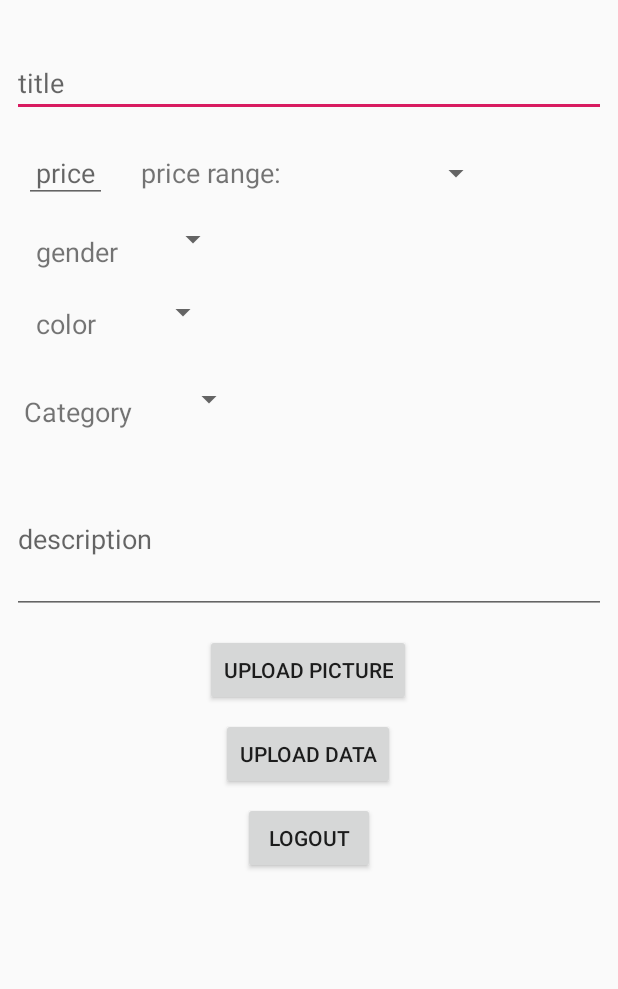
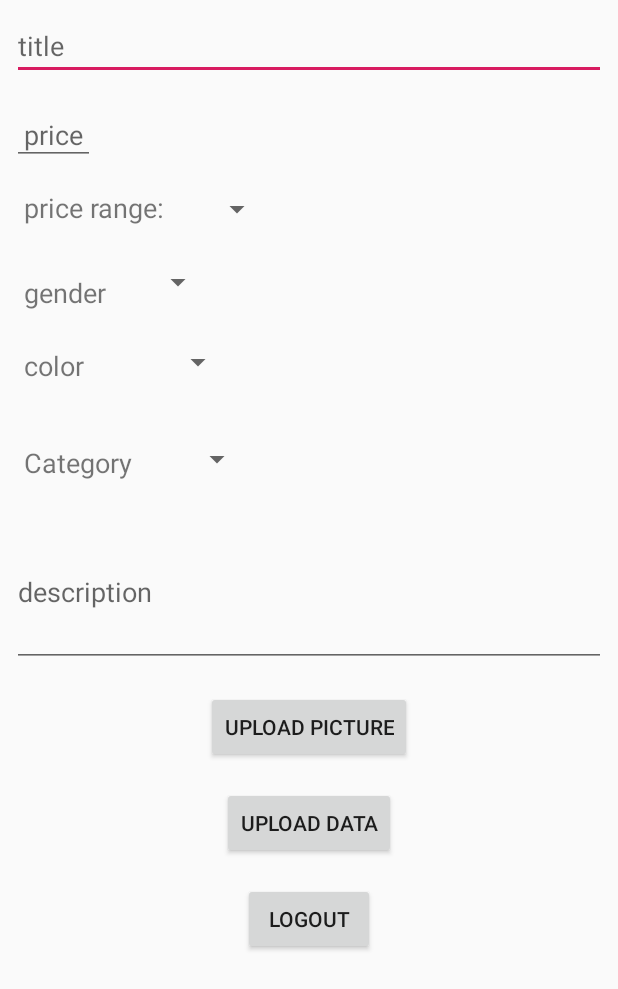
Before and after one commit to seif225/GiftShop, an Android app: the layout activity_admin.xml on its own in the app's theme, with its tools: preview values and no code run, on a phone screen of 412 x 824 dp. Shown: the top 989 px of the screen. Run offline under Robolectric (Android 15) with nearby library versions, the phone set to English and light mode, and no system bars.

Commit message:
turned constraint into relative

```diff
--- a/app/src/main/res/layout/activity_admin.xml
+++ b/app/src/main/res/layout/activity_admin.xml
@@ -7,7 +7,7 @@
     android:layout_height="match_parent"
     tools:context=".Adminstration.AdminActivity"
     >
-<android.support.constraint.ConstraintLayout
+    <RelativeLayout
         android:layout_width="match_parent"
         android:layout_height="match_parent"
         >
@@ -26,12 +26,9 @@ android:layout_height="match_parent"
             android:layout_marginRight="8dp"
             android:layout_marginBottom="120dp"
             android:hint="title"
-        app:layout_constraintBottom_toBottomOf="parent"
-        app:layout_constraintEnd_toEndOf="parent"
-        app:layout_constraintHorizontal_bias="0.0"
-        app:layout_constraintStart_toStartOf="parent"
-        app:layout_constraintTop_toTopOf="parent"
-        app:layout_constraintVertical_bias="0.046" />
+            android:layout_alignParentTop="true"
+
+            />
 
         <EditText
             android:id="@+id/price_et"
@@ -47,12 +44,9 @@ android:layout_height="match_parent"
             android:hint="price"
             android:inputType="number"
             android:padding="8dp"
-        app:layout_constraintBottom_toBottomOf="parent"
-        app:layout_constraintEnd_toEndOf="parent"
-        app:layout_constraintHorizontal_bias="0.023"
-        app:layout_constraintStart_toStartOf="parent"
-        app:layout_constraintTop_toBottomOf="@+id/title_et"
-        app:layout_constraintVertical_bias="0.02" />
+            android:layout_below="@id/title_et"
+
+            />
 
         <TextView
             android:id="@+id/textView3"
@@ -71,16 +65,23 @@ android:layout_height="match_parent"
             app:layout_constraintHorizontal_bias="0.032"
             app:layout_constraintStart_toEndOf="@+id/price_et"
             app:layout_constraintTop_toTopOf="@+id/price_et"
-            app:layout_constraintVertical_bias="0.005" />
+            app:layout_constraintVertical_bias="0.005"
+            android:layout_below="@id/price_et"
+            />
 
         <Spinner
             android:id="@+id/_dynamic"
             android:layout_width="wrap_content"
             android:layout_height="wrap_content"
+            android:layout_below="@id/price_et"
+            android:layout_alignBottom="@+id/textView3"
             android:layout_marginStart="8dp"
-        android:layout_marginLeft="8dp"
+            android:layout_marginLeft="16dp"
+            android:layout_marginTop="13dp"
             android:layout_marginEnd="8dp"
             android:layout_marginRight="8dp"
+            android:layout_marginBottom="11dp"
+            android:layout_toRightOf="@+id/textView3"
             android:padding="8dp"
             app:layout_constraintBottom_toBottomOf="@+id/textView3"
             app:layout_constraintEnd_toEndOf="parent"
@@ -93,17 +94,15 @@ android:layout_height="match_parent"
             android:id="@+id/gender_spinner"
             android:layout_width="wrap_content"
             android:layout_height="wrap_content"
+            android:layout_alignTop="@+id/textView4"
+            android:layout_alignBottom="@+id/textView4"
             android:layout_marginStart="8dp"
-        android:layout_marginLeft="8dp"
+            android:layout_marginLeft="26dp"
+            android:layout_marginTop="1dp"
             android:layout_marginEnd="224dp"
             android:layout_marginRight="224dp"
-        android:layout_marginBottom="8dp"
-        app:layout_constraintBottom_toBottomOf="@+id/textView4"
-        app:layout_constraintEnd_toEndOf="parent"
-        app:layout_constraintHorizontal_bias="0.222"
-        app:layout_constraintStart_toEndOf="@+id/textView4"
-        app:layout_constraintTop_toTopOf="@+id/textView4"
-        app:layout_constraintVertical_bias="0.0">
+            android:layout_marginBottom="15dp"
+            android:layout_toRightOf="@+id/textView4">
 
         </Spinner>
 
@@ -120,13 +119,9 @@ android:layout_height="match_parent"
             android:padding="8dp"
             android:text="gender"
             android:textSize="18sp"
-        app:layout_constraintBottom_toBottomOf="parent"
-        app:layout_constraintEnd_toEndOf="parent"
-        app:layout_constraintHorizontal_bias="0.024"
 
-        app:layout_constraintStart_toStartOf="parent"
-        app:layout_constraintTop_toBottomOf="@+id/price_et"
-        app:layout_constraintVertical_bias="0.01" />
+            android:layout_below="@+id/textView3"
+            />
 
         <TextView
             android:id="@+id/textView5"
@@ -139,29 +134,24 @@ android:layout_height="match_parent"
             android:layout_marginBottom="8dp"
             android:padding="8dp"
             android:text="color"
+            android:layout_below="@id/textView4"
             android:textSize="18sp"
-        app:layout_constraintBottom_toBottomOf="parent"
-        app:layout_constraintEnd_toEndOf="parent"
-        app:layout_constraintHorizontal_bias="0.023"
-        app:layout_constraintStart_toStartOf="parent"
-        app:layout_constraintTop_toBottomOf="@+id/textView4"
-        app:layout_constraintVertical_bias="0.021" />
+            />
 
         <Spinner
             android:id="@+id/color_spinner"
             android:layout_width="wrap_content"
             android:layout_height="wrap_content"
-        android:layout_marginStart="8dp"
-        android:layout_marginLeft="8dp"
+            android:layout_alignTop="@+id/textView5"
+            android:layout_alignBottom="@+id/textView5"
+            android:layout_marginStart="36dp"
+            android:layout_marginLeft="36dp"
+            android:layout_marginTop="6dp"
             android:layout_marginEnd="8dp"
             android:layout_marginRight="8dp"
-        android:layout_marginBottom="8dp"
-        app:layout_constraintBottom_toBottomOf="@+id/textView5"
-        app:layout_constraintEnd_toEndOf="parent"
-        app:layout_constraintHorizontal_bias="0.065"
-        app:layout_constraintStart_toEndOf="@+id/textView5"
-        app:layout_constraintTop_toTopOf="@+id/textView5"
-        app:layout_constraintVertical_bias="0.031">
+            android:layout_marginBottom="10dp"
+            android:layout_toEndOf="@+id/textView5"
+            android:layout_toRightOf="@+id/textView5">
 
         </Spinner>
 
@@ -175,14 +165,9 @@ android:layout_height="match_parent"
             android:layout_marginEnd="8dp"
             android:layout_marginRight="8dp"
             android:layout_marginBottom="8dp"
-
+            android:layout_below="@id/textView6"
             android:hint="description"
-        app:layout_constraintBottom_toBottomOf="parent"
-        app:layout_constraintEnd_toEndOf="parent"
-        app:layout_constraintHorizontal_bias="1.0"
-        app:layout_constraintStart_toStartOf="parent"
-        app:layout_constraintTop_toBottomOf="@+id/textView6"
-        app:layout_constraintVertical_bias="0.035" />
+            />
 
         <TextView
             android:id="@+id/textView6"
@@ -197,29 +182,24 @@ android:layout_height="match_parent"
             android:padding="8dp"
             android:text="Category"
             android:textSize="18sp"
-        app:layout_constraintBottom_toBottomOf="parent"
-        app:layout_constraintEnd_toEndOf="parent"
-        app:layout_constraintHorizontal_bias="0.0"
-        app:layout_constraintStart_toStartOf="parent"
-        app:layout_constraintTop_toBottomOf="@+id/textView5"
-        app:layout_constraintVertical_bias="0.007" />
+            android:layout_below="@id/textView5"
+            />
 
 
         <Spinner
             android:id="@+id/category_spinner"
             android:layout_width="wrap_content"
             android:layout_height="wrap_content"
-        android:layout_marginStart="8dp"
-        android:layout_marginLeft="8dp"
+            android:layout_alignTop="@+id/textView6"
+            android:layout_alignBottom="@+id/textView6"
+            android:layout_marginStart="16dp"
+            android:layout_marginLeft="16dp"
+            android:layout_marginTop="6dp"
             android:layout_marginEnd="8dp"
             android:layout_marginRight="8dp"
-        android:layout_marginBottom="8dp"
-        app:layout_constraintBottom_toBottomOf="@+id/textView6"
-        app:layout_constraintEnd_toEndOf="parent"
-        app:layout_constraintHorizontal_bias="0.043"
-        app:layout_constraintStart_toEndOf="@+id/textView6"
-        app:layout_constraintTop_toTopOf="@+id/textView6"
-        app:layout_constraintVertical_bias="0.0">
+            android:layout_marginBottom="10dp"
+            android:layout_toEndOf="@+id/textView6"
+            android:layout_toRightOf="@+id/textView6">
 
         </Spinner>
 
@@ -234,18 +214,17 @@ android:layout_height="match_parent"
             android:layout_marginRight="8dp"
             android:layout_marginBottom="8dp"
             android:text="upload picture"
-        app:layout_constraintBottom_toBottomOf="parent"
-        app:layout_constraintEnd_toEndOf="parent"
-        app:layout_constraintHorizontal_bias="0.498"
-        app:layout_constraintStart_toStartOf="parent"
-        app:layout_constraintTop_toBottomOf="@+id/description_et"
-        app:layout_constraintVertical_bias="0.046" />
+            android:layout_below="@id/description_et"
+            android:layout_centerHorizontal="true"
+            />
 
         <Button
+            android:layout_centerHorizontal="true"
+
             android:id="@+id/admin_upload"
             android:layout_width="wrap_content"
             android:layout_height="wrap_content"
-
+            android:layout_below="@id/upload_Admin_Picture"
             android:layout_marginStart="8dp"
             android:layout_marginLeft="8dp"
             android:layout_marginTop="8dp"
@@ -261,10 +240,11 @@ android:layout_height="match_parent"
             app:layout_constraintVertical_bias="0.0" />
 
         <Button
+            android:layout_centerHorizontal="true"
             android:id="@+id/log_out_admin"
             android:layout_width="wrap_content"
             android:layout_height="wrap_content"
-
+            android:layout_below="@id/admin_upload"
             android:layout_marginStart="8dp"
             android:layout_marginLeft="8dp"
             android:layout_marginTop="8dp"
@@ -279,5 +259,5 @@ android:layout_height="match_parent"
             app:layout_constraintTop_toBottomOf="@+id/admin_upload"
             app:layout_constraintVertical_bias="0.138" />
 
-</android.support.constraint.ConstraintLayout>
+    </RelativeLayout>
 </android.support.v4.widget.NestedScrollView>
```
Lines whose indentation alone changed are shown as unchanged.
